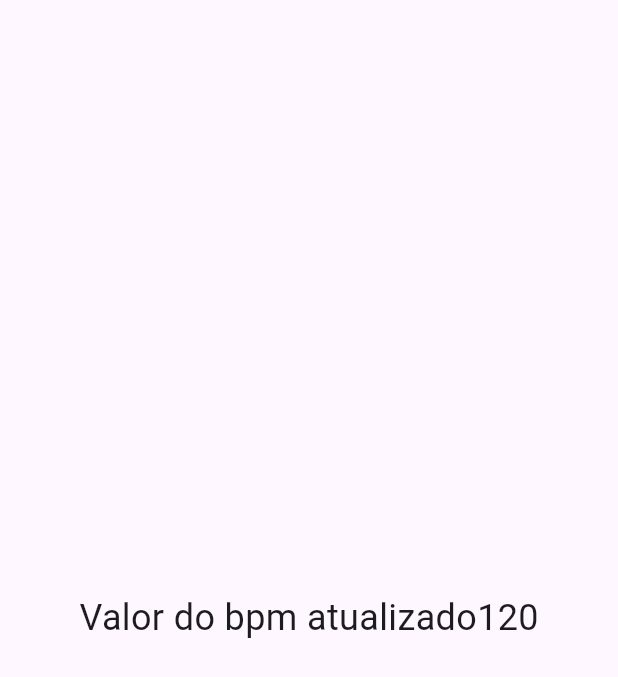
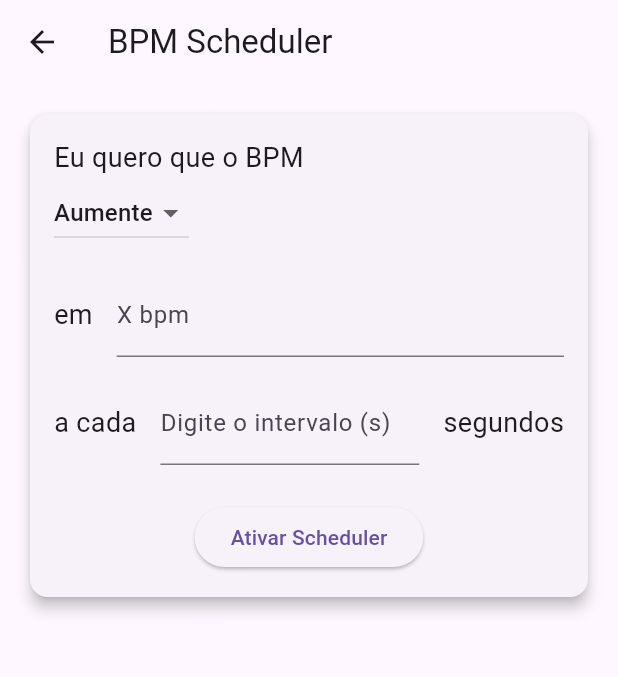
Before and after one commit to Samuel-MN0211/VibraSound-Ciclo-2, a Flutter app: the MyPage screen opened directly, on a phone screen of 412 x 824 dp. Shown: the top 677 px of the screen. Run offline on Flutter 3.47's test engine with Material 3 defaults, Android fonts, the phone set to English and light mode, and no system bars; our stand-ins replace audioplayers, fluttertoast, vibration; missing offline and left inert: torch_controller.

Commit message:
feat: bpm scheduler

```diff
--- a/lib/Models/bpm_model.dart
+++ b/lib/Models/bpm_model.dart
@@ -2,15 +2,25 @@ import 'package:flutter/material.dart';
 
 class BpmModel extends ChangeNotifier {
   int _bpm = 120;
+  final int _bpmMax = 240;
+  final int _bpmMin = 40;
 
   int get bpm => _bpm;
 
   void updateBpm(int value, bool isIncrement) {
-    if (isIncrement) {
-      _bpm += value;
-    } else {
+    if (!isIncrement) {
       _bpm = value;
+      return;
     }
+    if (_bpm + value > _bpmMax) {
+      _bpm = _bpmMax;
+      return;
+    }
+    if (_bpm + value < _bpmMin) {
+      _bpm = _bpmMin;
+      return;
+    }
+    _bpm += value;
     notifyListeners();
   }
 }
--- /dev/null
+++ b/lib/Models/bpm_scheduler_model.dart
@@ -0,0 +1,32 @@
+import 'package:flutter/material.dart';
+
+class BpmSchedulerModel extends ChangeNotifier {
+  bool _isActivated = false;
+  late bool _isIncrease;
+  late int _valueToChange;
+  late int _secondsToMakeChange;
+  late DateTime _lastChange;
+
+  bool get isIncrease => _isIncrease;
+  int get valueToChange => _valueToChange;
+  int get secondsToMakeChange => _secondsToMakeChange;
+  bool get isActivated => _isActivated;
+  DateTime get lastChange => _lastChange;
+  set lastChange(DateTime value) {
+    _lastChange = value;
+  }
+
+  void activeScheduler(
+      int valueToChange, int secondsToMakeChange, bool isIncrease) {
+    _isActivated = true;
+    _valueToChange = valueToChange;
+    _secondsToMakeChange = secondsToMakeChange;
+    _isIncrease = isIncrease;
+    notifyListeners();
+  }
+
+  void desactiveScheduler() {
+    _isActivated = false;
+    notifyListeners();
+  }
+}
--- a/lib/Pages/teste.dart
+++ b/lib/Pages/teste.dart
@@ -1,7 +1,5 @@
 import 'package:flutter/material.dart';
-import 'package:provider/provider.dart';
-
-import '../Models/bpm_model.dart';
+import 'package:metronomo_definitivo/Widgets/bpm_scheduler.dart';
 
 class MyPage extends StatefulWidget {
   @override
@@ -11,14 +9,8 @@ class MyPage extends StatefulWidget {
 class _MyPageState extends State<MyPage> {
   @override
   Widget build(BuildContext context) {
-    final bpmModel = Provider.of<BpmModel>(context, listen: false);
-    return Scaffold(
-      body: Center(
-        child: Text(
-          'Valor do bpm atualizado${bpmModel.bpm}',
-          style: TextStyle(fontSize: 24),
-        ),
-      ),
+    return const Scaffold(
+      body: BpmScheduler(),
     );
   }
 }
--- /dev/null
+++ b/lib/Widgets/bpm_scheduler.dart
@@ -0,0 +1,119 @@
+import 'package:flutter/material.dart';
+import 'package:metronomo_definitivo/Models/bpm_scheduler_model.dart';
+import 'package:provider/provider.dart';
+
+class BpmScheduler extends StatefulWidget {
+  const BpmScheduler({Key? key}) : super(key: key);
+
+  @override
+  _BpmSchedulerState createState() => _BpmSchedulerState();
+}
+
+class _BpmSchedulerState extends State<BpmScheduler> {
+  String _selectedAction = 'Aumente';
+  int _bpmChange = 0;
+  int _timeInterval = 0;
+
+  @override
+  Widget build(BuildContext context) {
+    final bpmScheduler = Provider.of<BpmSchedulerModel>(context, listen: false);
+    return Scaffold(
+      appBar: AppBar(
+        title: const Text('BPM Scheduler'),
+      ),
+      body: Padding(
+        padding: const EdgeInsets.all(16.0),
+        child: Card(
+          elevation: 4,
+          child: Padding(
+            padding: const EdgeInsets.all(16.0),
+            child: Column(
+              mainAxisSize: MainAxisSize.min,
+              crossAxisAlignment: CrossAxisAlignment.start,
+              children: [
+                const Text(
+                  "Eu quero que o BPM",
+                  style: TextStyle(fontSize: 18),
+                ),
+                DropdownButton<String>(
+                  value: _selectedAction,
+                  items: ['Aumente', 'Diminua'].map((String value) {
+                    return DropdownMenuItem<String>(
+                      value: value,
+                      child: Text(value),
+                    );
+                  }).toList(),
+                  onChanged: (String? newValue) {
+                    setState(() {
+                      _selectedAction = newValue!;
+                    });
+                  },
+                ),
+                const SizedBox(height: 16),
+                Row(
+                  children: [
+                    const Text(
+                      "em",
+                      style: TextStyle(fontSize: 18),
+                    ),
+                    const SizedBox(width: 16),
+                    Expanded(
+                      child: TextField(
+                        keyboardType: TextInputType.number,
+                        decoration: const InputDecoration(
+                          labelText: "X bpm",
+                        ),
+                        onChanged: (value) {
+                          _bpmChange = int.tryParse(value) ?? 0;
+                        },
+                      ),
+                    ),
+                  ],
+                ),
+                const SizedBox(height: 16),
+                Row(
+                  children: [
+                    const Text(
+                      "a cada",
+                      style: TextStyle(fontSize: 18),
+                    ),
+                    const SizedBox(width: 16),
+                    Expanded(
+                      child: TextField(
+                        keyboardType: TextInputType.number,
+                        decoration: const InputDecoration(
+                          labelText: "Digite o intervalo (s)",
+                        ),
+                        onChanged: (value) {
+                          _timeInterval = int.tryParse(value) ?? 0;
+                        },
+                      ),
+                    ),
+                    const SizedBox(width: 16),
+                    const Text(
+                      "segundos",
+                      style: TextStyle(fontSize: 18),
+                    ),
+                  ],
+                ),
+                const SizedBox(height: 24),
+                Center(
+                  child: ElevatedButton(
+                    onPressed: () {
+                      bool isIncrease = _selectedAction == 'Aumente';
+                      int value =
+                          isIncrease ? _bpmChange.abs() : -_bpmChange.abs();
+                      bpmScheduler.activeScheduler(
+                          value, _timeInterval, isIncrease);
+                    },
+                    child: const Text('Ativar Scheduler'),
+                  ),
+                ),
+              ],
+            ),
+          ),
+        ),
+      ),
+    );
+  }
+}
--- a/lib/main.dart
+++ b/lib/main.dart
@@ -1,6 +1,7 @@
 import 'package:flutter/material.dart';
 import 'package:metronomo_definitivo/Models/beats_model.dart';
 import 'package:metronomo_definitivo/Models/bpm_model.dart';
+import 'package:metronomo_definitivo/Models/bpm_scheduler_model.dart';
 import 'package:provider/provider.dart';
 import 'package:torch_controller/torch_controller.dart';
 import 'Models/color_model.dart';
@@ -22,6 +23,7 @@ class MetronomeApp extends StatelessWidget {
   Widget build(BuildContext context) {
     return MultiProvider(
       providers: [
+        ChangeNotifierProvider(create: (context) => BpmSchedulerModel()),
         ChangeNotifierProvider(create: (context) => BpmModel()),
         ChangeNotifierProvider(create: (context) => CompassoModel()),
         ChangeNotifierProvider(create: (context) => BeatsModel()),
```
Also changed, not shown: lib/Widgets/metronome_instance.dart (+31 -6 lines), lib/Widgets/side_menu.dart (+24 -10 lines).
